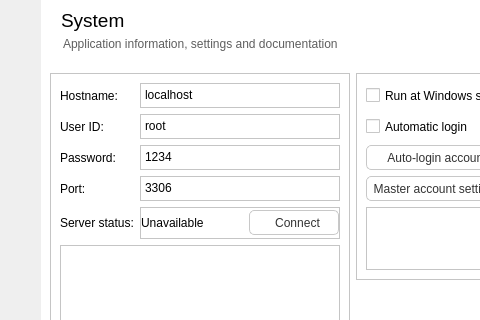
Qt form systemwindow.ui (NCNM/PMS_01) before a commit; both pictures show x 159 to 639 and y 0 to 320 of the 830 by 501 pixel window.
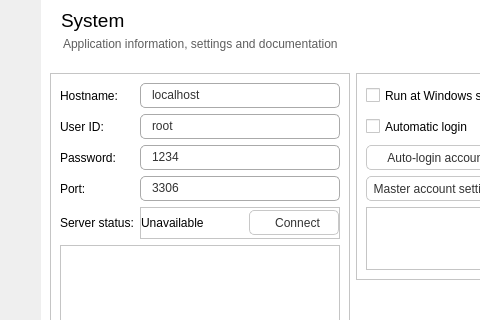
The same form after that commit. The open tabs and pages were chosen to show the change. Icons and pictures are not drawn.

```diff
--- a/systemwindow.ui
+++ b/systemwindow.ui
@@ -496,6 +496,160 @@
     height: 16px;
     subcontrol-position: top;
     subcontrol-origin: margin;
+}
+
+QLineEdit {
+color: rgb(50, 50, 50);
+padding-left:7px;
+border-radius:5px;
+border: 1px solid rgb(170, 170, 170);
+background: qradialgradient(cx: 0.3, cy: -0.4,
+fx: 0.3, fy: -0.4,
+radius: 1.35, stop: 0 rgb(254, 254, 254), stop: 1 rgb(252, 252, 252));
+}
+
+QLineEdit:hover {
+border-radius:5px;
+border: 1px solid rgb(23, 120, 173);
+background-color: rgb(255, 255, 255);
+}
+
+QLineEdit:pressed {
+border-radius:5px;
+border: 1px solid #777777;
+}
+
+QDateEdit {
+color: rgb(50, 50, 50);
+padding-left:7px;
+border-radius:5px;
+border: 1px solid rgb(170, 170, 170);
+background: qradialgradient(cx: 0.3, cy: -0.4,
+fx: 0.3, fy: -0.4,
+radius: 1.35, stop: 0 rgb(254, 254, 254), stop: 1 rgb(252, 252, 252));
+}
+
+QDateEdit:hover {
+border-radius:5px;
+border: 1px solid rgb(23, 120, 173);
+background-color: rgb(255, 255, 255);
+}
+
+QDateEdit:pressed {
+border-radius:5px;
+border: 1px solid #777777;
+}
+
+QDateEdit::down-button {
+	subcontrol-origin: padding;
+	subcontrol-position: bottom right;
+	width: 25px;
+ 
+	border-top-right-radius: 1px;
+	border-bottom-right-radius: 1px;
+}
+
+QDateEdit::down-button:hover {
+	background-color: rgb(227, 227, 227);
+}
+
+
+QDateEdit::down-arrow {
+	image: url(:/images/scroll_down.png);
+}
+
+QDateEdit::up-button {
+	subcontrol-origin: padding;
+	subcontrol-position: top right;
+	width: 25px;
+ 
+	border-top-right-radius: 1px;
+	border-bottom-right-radius: 1px;
+}
+
+QDateEdit::up-button:hover {
+	background-color: rgb(227, 227, 227);
+}
+
+QDateEdit::up-arrow {
+	image: url(:/images/scroll_up.png);
+}
+
+QPlainTextEdit {
+color: rgb(50, 50, 50);
+padding-left:7px;
+border-radius:5px;
+border: 1px solid rgb(170, 170, 170);
+background: qradialgradient(cx: 0.3, cy: -0.4,
+fx: 0.3, fy: -0.4,
+radius: 1.35, stop: 0 rgb(254, 254, 254), stop: 1 rgb(252, 252, 252));
+}
+
+QPlainTextEdit:hover {
+border-radius:5px;
+border: 1px solid rgb(23, 120, 173);
+background-color: rgb(255, 255, 255);
+}
+
+QPlainTextEdit:pressed {
+border-radius:5px;
+border: 1px solid #777777;
+}
+
+QTimeEdit {
+color: rgb(50, 50, 50);
+padding-left:7px;
+border-radius:5px;
+border: 1px solid rgb(170, 170, 170);
+background: qradialgradient(cx: 0.3, cy: -0.4,
+fx: 0.3, fy: -0.4,
+radius: 1.35, stop: 0 rgb(254, 254, 254), stop: 1 rgb(252, 252, 252));
+}
+
+QTimeEdit:hover {
+border-radius:5px;
+border: 1px solid rgb(23, 120, 173);
+background-color: rgb(255, 255, 255);
+}
+
+QTimeEdit:pressed {
+border-radius:5px;
+border: 1px solid #777777;
+}
+
+QTimeEdit::down-button {
+	subcontrol-origin: padding;
+	subcontrol-position: bottom right;
+	width: 25px;
+ 
+	border-top-right-radius: 1px;
+	border-bottom-right-radius: 1px;
+}
+
+QTimeEdit::down-button:hover {
+	background-color: rgb(227, 227, 227);
+}
+
+
+QTimeEdit::down-arrow {
+	image: url(:/images/scroll_down.png);
+}
+
+QTimeEdit::up-button {
+	subcontrol-origin: padding;
+	subcontrol-position: top right;
+	width: 25px;
+ 
+	border-top-right-radius: 1px;
+	border-bottom-right-radius: 1px;
+}
+
+QTimeEdit::up-button:hover {
+	background-color: rgb(227, 227, 227);
+}
+
+QTimeEdit::up-arrow {
+	image: url(:/images/scroll_up.png);
 }</string>
            </property>
            <property name="currentIndex">
```
Left out of the diff: 2 changed lines with no effect on the pictures.
